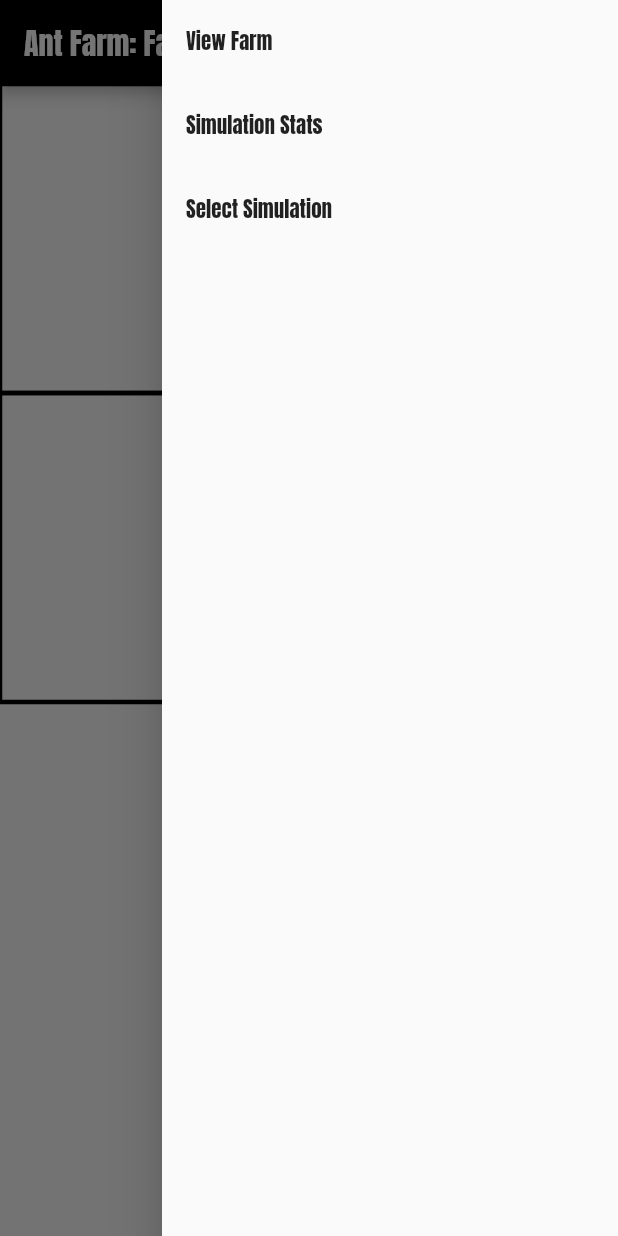
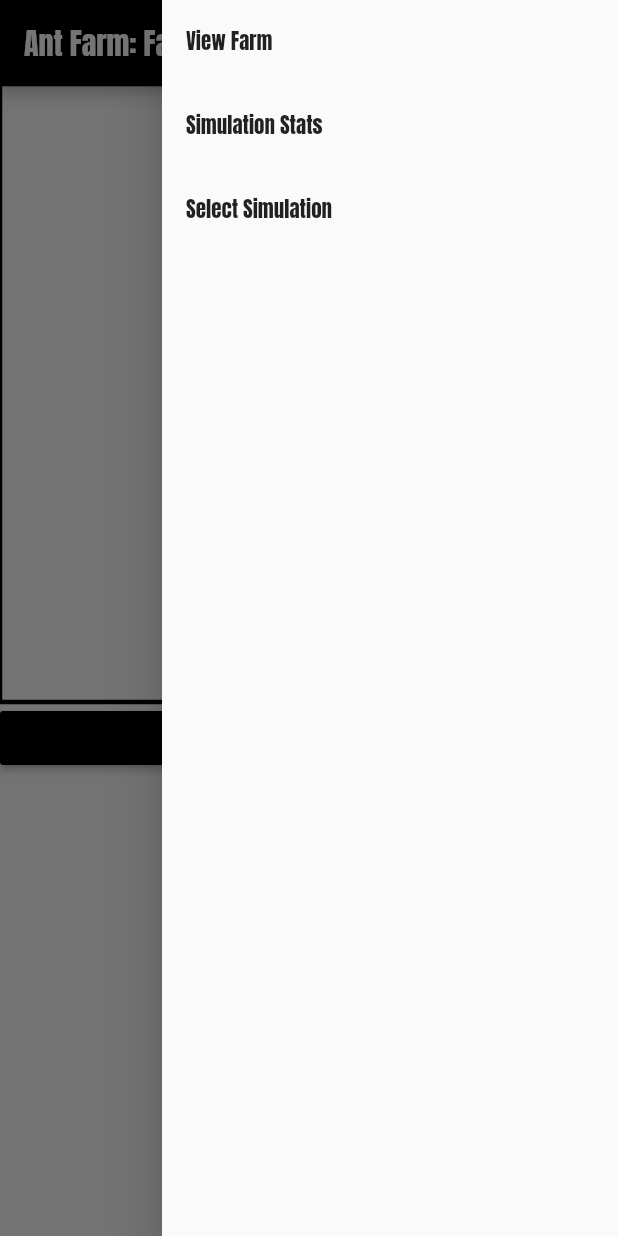
Before and after one commit to ixonstater/ant_farm, a Flutter app: the screen it shows after launch, after a tap on the "menu" icon, on a phone screen of 412 x 824 dp. Run offline on Flutter 3.47's test engine with Material 2 defaults, Android fonts, the phone set to English and light mode, and no system bars; our stand-ins replace google_fonts.

Commit message:
First completely rendered prototype

```diff
--- a/lib/pages/simulation.dart
+++ b/lib/pages/simulation.dart
@@ -12,12 +12,19 @@ const String testJson = """{
     "isValid": true,
     "gridSpecs": [
         [
-          [false, true, false, false],
-          [false, true, false, false]
+          [false, false, true, false],
+          [true, true, true, false],
+          [true, false, false, false]
         ],
         [
+          [false, true, true, false],
+          [true, true, true, true],
+          [true, false, false, false]
+        ],
+        [
+          [false, false, false, true],
           [false, false, true, true],
-          [true, false, false, true]
+          [true, false, false, false]
         ]
     ]
 }""";
@@ -27,7 +34,7 @@ const String testSimJson = """{
     "isValid": true,
     "foodSpawnRate": 10,
     "antSpawnRate": 20,
-    "antSpawnCeiling": 100,
+    "antSpawnCeiling": 3,
     "foodToAntRatio": 0.23,
     "starvationPeriod": 40,
     "foodDurability": 40
@@ -157,7 +164,9 @@ class _ViewFarmState extends State<ViewFarm>{
     Renderer renderer = new Renderer(repaint, this.controller.getModelState, this.canvasDimensions);
     this.controller.setRenderer(renderer, repaint);
 
-    return FittedBox(
+    return ListView(
+      children: <Widget>[
+        FittedBox(
           child:SizedBox(
             width: this.canvasDimensions,
             height: this.canvasDimensions,
@@ -165,6 +174,11 @@ class _ViewFarmState extends State<ViewFarm>{
               painter: renderer
             )
           )
+        ),
+        RaisedButton(
+          onPressed: () => this.controller.advanceSimulation(),
+        )
+      ]
     );
   }
 
@@ -179,6 +193,10 @@ class Renderer extends CustomPainter{
   Paint wallPaint = new Paint()
   ..color = Colors.black
   ..strokeWidth = 3;
+  Paint foodPaint = new Paint()
+  ..color = Colors.orange;
+  Paint antPaint = new Paint()
+  ..color = Colors.purple;
   double initialCanvasDimensions;
   List<List> wallPoints;
 
@@ -206,7 +224,32 @@ class Renderer extends CustomPainter{
   }
 
   void drawStage(List modelRefs, Canvas canvas, Size size){
+    double wallUnitLength = size.width / modelRefs[1].length;
+    double cellCenter = wallUnitLength / 2;
 
+    double foodSize = wallUnitLength / 4;
+    for (int x = 0; x < modelRefs[1].length; x++){
+      for (int y = 0; y < modelRefs[1].length; y++){
+        if(modelRefs[1][x][y].numFood > 0){
+          double canvasX = wallUnitLength * x + cellCenter;
+          double canvasY = wallUnitLength * y + cellCenter;
+          Rect foodRect = Rect.fromCenter(
+            center: Offset(canvasX, canvasY),
+            width: foodSize,
+            height: foodSize
+          );
+          canvas.drawRect(foodRect, this.foodPaint);
+        }
+      }
+    }
+
+    double radius = wallUnitLength / 16;
+    for (Ant ant in modelRefs[0]){
+      double canvasX = wallUnitLength * ant.posX + cellCenter;
+      double canvasY = wallUnitLength * ant.posY + cellCenter;
+      Offset center = Offset(canvasX, canvasY);
+      canvas.drawCircle(center, radius, this.antPaint);
+    }
   }
 }
 
@@ -237,7 +280,8 @@ class Controller{
   }
 
   void advanceSimulation(){
-
+    this.model.iterate();
+    this.redraw();
   }
 
   void redraw(){
--- a/lib/processing/common_classes.dart
+++ b/lib/processing/common_classes.dart
@@ -1,5 +1,3 @@
-import 'dart:developer';
-
 import 'package:flutter/material.dart';
 
 class MapRenderer{
```
Lines whose indentation alone changed are shown as unchanged.
